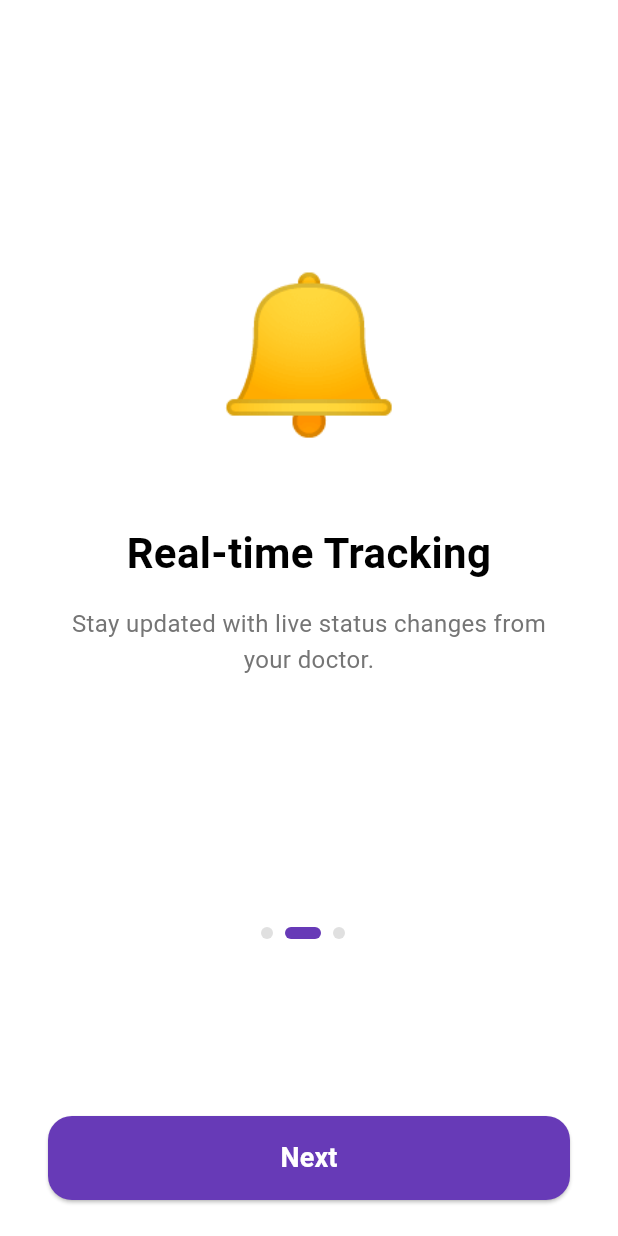
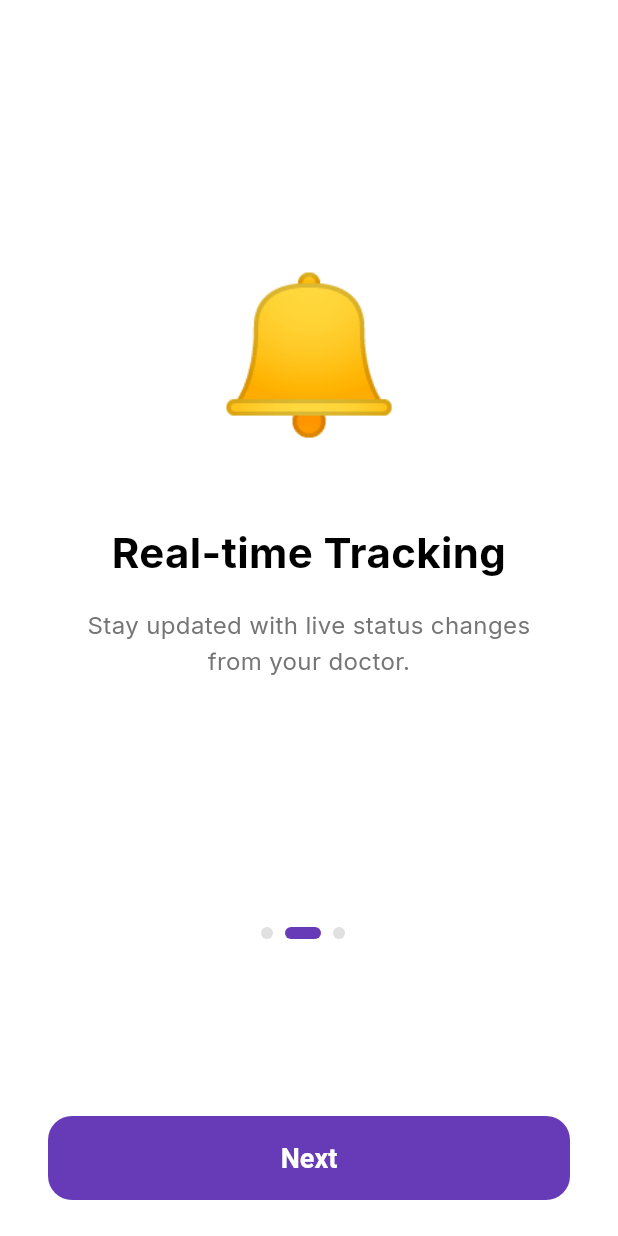
Before and after one commit to LUZAmaxxp/flutter, a Flutter app: the screen it shows after launch, after a tap on "Next", on a phone screen of 412 x 824 dp. Run offline on Flutter 3.47's test engine with Material 3 defaults, Android fonts, the phone set to English and light mode, and no system bars; our stand-ins replace flutter_staggered_animations, google_fonts; network calls fail.

Commit message:
featt : fix ui/ux and frontend

```diff
--- a/lib/core/theme/app_theme.dart
+++ b/lib/core/theme/app_theme.dart
@@ -1,29 +1,104 @@
 import 'package:flutter/material.dart';
+import 'package:google_fonts/google_fonts.dart';
 
 class AppTheme {
+  // A modern, clean color palette
+  static const Color _primaryColor = Color(0xFF5E5CE5); // A vibrant, yet calming blue/purple
+  static const Color _secondaryColor = Color(0xFF7D7F8A);
+  static const Color _surfaceColor = Color(0xFFFFFFFF); // Pure white for a clean look
+  static const Color _backgroundColor = Color(0xFFF2F2F7); // A very light grey for the background
+  static const Color _textColor = Color(0xFF1D1D1F); // A dark, readable text color
+  static const Color _accentColor = Color(0xFFFF9F0A); // An accent for highlights or warnings
+
   static ThemeData get lightTheme {
+    final textTheme = GoogleFonts.interTextTheme(ThemeData.light().textTheme).apply(
+      bodyColor: _textColor,
+      displayColor: _textColor,
+    );
+
     return ThemeData(
       useMaterial3: true,
+      scaffoldBackgroundColor: _backgroundColor,
       colorScheme: ColorScheme.fromSeed(
-        seedColor: const Color(0xFF6750A4),
-        primary: const Color(0xFF6750A4),
-        secondary: const Color(0xFF625B71),
-        surface: const Color(0xFFFEF7FF),
+        seedColor: _primaryColor,
+        primary: _primaryColor,
+        secondary: _secondaryColor,
+        surface: _surfaceColor,
+        background: _backgroundColor,
+        error: Colors.redAccent,
+        onPrimary: Colors.white,
+        onSecondary: Colors.white,
+        onSurface: _textColor,
+        onBackground: _textColor,
+        brightness: Brightness.light,
       ),
-      cardTheme: CardThemeData(
-        elevation: 2,
+      textTheme: textTheme.copyWith(
+        headlineSmall: textTheme.headlineSmall?.copyWith(fontWeight: FontWeight.bold),
+        titleLarge: textTheme.titleLarge?.copyWith(fontWeight: FontWeight.bold),
+        titleMedium: textTheme.titleMedium?.copyWith(fontWeight: FontWeight.w600),
+        bodyLarge: textTheme.bodyLarge?.copyWith(fontSize: 16.0),
+      ),
+      appBarTheme: const AppBarTheme(
+        backgroundColor: _backgroundColor,
+        elevation: 0,
+        iconTheme: IconThemeData(color: _primaryColor),
+        titleTextStyle: TextStyle(
+          color: _textColor,
+          fontSize: 18,
+          fontWeight: FontWeight.w600,
+        ),
+      ),
+      cardTheme: CardTheme(
+        elevation: 0,
+        margin: const EdgeInsets.symmetric(horizontal: 16, vertical: 8),
         shape: RoundedRectangleBorder(borderRadius: BorderRadius.circular(16)),
+        color: _surfaceColor,
+        clipBehavior: Clip.antiAlias,
       ),
       inputDecorationTheme: InputDecorationTheme(
-        border: OutlineInputBorder(borderRadius: BorderRadius.circular(12)),
         filled: true,
-        fillColor: Colors.grey[50],
+        fillColor: _backgroundColor,
+        border: OutlineInputBorder(
+          borderRadius: BorderRadius.circular(12),
+          borderSide: BorderSide.none,
+        ),
+        focusedBorder: OutlineInputBorder(
+          borderRadius: BorderRadius.circular(12),
+          borderSide: const BorderSide(color: _primaryColor, width: 2),
+        ),
+        contentPadding: const EdgeInsets.symmetric(vertical: 16, horizontal: 20),
       ),
       elevatedButtonTheme: ElevatedButtonThemeData(
         style: ElevatedButton.styleFrom(
-          minimumSize: const Size(double.infinity, 56),
+          minimumSize: const Size(double.infinity, 52),
           shape: RoundedRectangleBorder(borderRadius: BorderRadius.circular(12)),
+          backgroundColor: _primaryColor,
+          foregroundColor: Colors.white,
+          elevation: 2,
+          shadowColor: _primaryColor.withOpacity(0.2),
+          textStyle: const TextStyle(fontSize: 16, fontWeight: FontWeight.w600),
+        ).copyWith(
+          elevation: MaterialStateProperty.all(0),
+          // Add a subtle press effect
+          overlayColor: MaterialStateProperty.resolveWith<Color?>(
+                (Set<MaterialState> states) {
+              if (states.contains(MaterialState.pressed)) {
+                return Colors.white.withOpacity(0.1);
+              }
+              return null; // Defer to the widget's default.
+            },
+          ),
         ),
+      ),
+      textButtonTheme: TextButtonThemeData(
+        style: TextButton.styleFrom(
+          foregroundColor: _primaryColor,
+          textStyle: const TextStyle(fontWeight: FontWeight.w600),
+        ),
+      ),
+      iconTheme: const IconThemeData(
+        color: _secondaryColor,
+        size: 24.0,
       ),
     );
   }
--- a/lib/features/onboarding/presentation/splash_screen.dart
+++ b/lib/features/onboarding/presentation/splash_screen.dart
@@ -8,8 +8,9 @@ class SplashScreen extends StatefulWidget {
   State<SplashScreen> createState() => _SplashScreenState();
 }
 
-class _SplashScreenState extends State<SplashScreen> with SingleTickerProviderStateMixin {
+class _SplashScreenState extends State<SplashScreen> with TickerProviderStateMixin {
   late AnimationController _controller;
+  late Animation<double> _scaleAnimation;
   late Animation<double> _fadeAnimation;
 
   @override
@@ -17,24 +18,37 @@ class _SplashScreenState extends State<SplashScreen> with SingleTickerProviderSt
     super.initState();
     _controller = AnimationController(
       vsync: this,
-      duration: const Duration(milliseconds: 2000),
+      duration: const Duration(milliseconds: 1500),
+    );
+
+    _scaleAnimation = Tween<double>(begin: 0.5, end: 1.0).animate(
+      CurvedAnimation(parent: _controller, curve: Curves.easeOutQuint),
     );
 
     _fadeAnimation = Tween<double>(begin: 0.0, end: 1.0).animate(
-      CurvedAnimation(parent: _controller, curve: Curves.easeIn),
+      CurvedAnimation(parent: _controller, curve: const Interval(0.5, 1.0, curve: Curves.easeIn)),
     );
 
     _controller.forward().then((_) {
-      Future.delayed(const Duration(seconds: 1), () {
+      Future.delayed(const Duration(milliseconds: 1500), () {
         if (mounted) {
-          _controller.reverse().then((_) {
-            Navigator.of(context).pushReplacement(
-              MaterialPageRoute(builder: (context) => const OnboardingScreen()),
-            );
-          });
+          Navigator.of(context).pushReplacement(_createFadeRoute());
         }
       });
     });
+  }
+
+  PageRouteBuilder _createFadeRoute() {
+    return PageRouteBuilder(
+      pageBuilder: (context, animation, secondaryAnimation) => const OnboardingScreen(),
+      transitionsBuilder: (context, animation, secondaryAnimation, child) {
+        return FadeTransition(
+          opacity: animation,
+          child: child,
+        );
+      },
+      transitionDuration: const Duration(milliseconds: 800),
+    );
   }
 
   @override
@@ -45,40 +59,45 @@ class _SplashScreenState extends State<SplashScreen> with SingleTickerProviderSt
 
   @override
   Widget build(BuildContext context) {
+    final theme = Theme.of(context);
     return Scaffold(
-      backgroundColor: Colors.white,
+      backgroundColor: theme.colorScheme.background,
       body: Center(
-        child: FadeTransition(
-          opacity: _fadeAnimation,
         child: Column(
           mainAxisSize: MainAxisSize.min,
           children: [
-              Container(
-                padding: const EdgeInsets.all(20),
+            ScaleTransition(
+              scale: _scaleAnimation,
+              child: FadeTransition(
+                opacity: _fadeAnimation,
+                child: Container(
+                  padding: const EdgeInsets.all(24),
                   decoration: BoxDecoration(
-                  color: Colors.deepPurple.withOpacity(0.1),
+                    color: theme.colorScheme.primary.withOpacity(0.1),
                     shape: BoxShape.circle,
                   ),
-                child: const Icon(
+                  child: Icon(
                     Icons.calendar_today_rounded,
-                  size: 100,
-                  color: Colors.deepPurple,
+                    size: 80,
+                    color: theme.colorScheme.primary,
+                  ),
+                ),
               ),
             ),
             const SizedBox(height: 24),
-              const Text(
+            FadeTransition(
+              opacity: _fadeAnimation,
+              child: Text(
                 'Appointment Pro',
-                style: TextStyle(
-                  fontSize: 32,
-                  fontWeight: FontWeight.bold,
-                  color: Colors.deepPurple,
+                style: theme.textTheme.headlineSmall?.copyWith(
+                  color: theme.colorScheme.primary,
                   letterSpacing: 1.2,
+                ),
               ),
             ),
           ],
         ),
       ),
-      ),
     );
   }
 }
--- a/pubspec.yaml
+++ b/pubspec.yaml
@@ -32,6 +32,8 @@ dependencies:
   intl: ^0.19.0
   flutter:
     sdk: flutter
+  flutter_staggered_animations: ^1.1.1
+  google_fonts: ^6.2.1
 
 
   # The following adds the Cupertino Icons font to your application.
```
Also changed, not shown: lib/screens/MyHome.dart (+66 -101 lines), pubspec.lock, 1 other file. Lines whose indentation alone changed are shown as unchanged.
